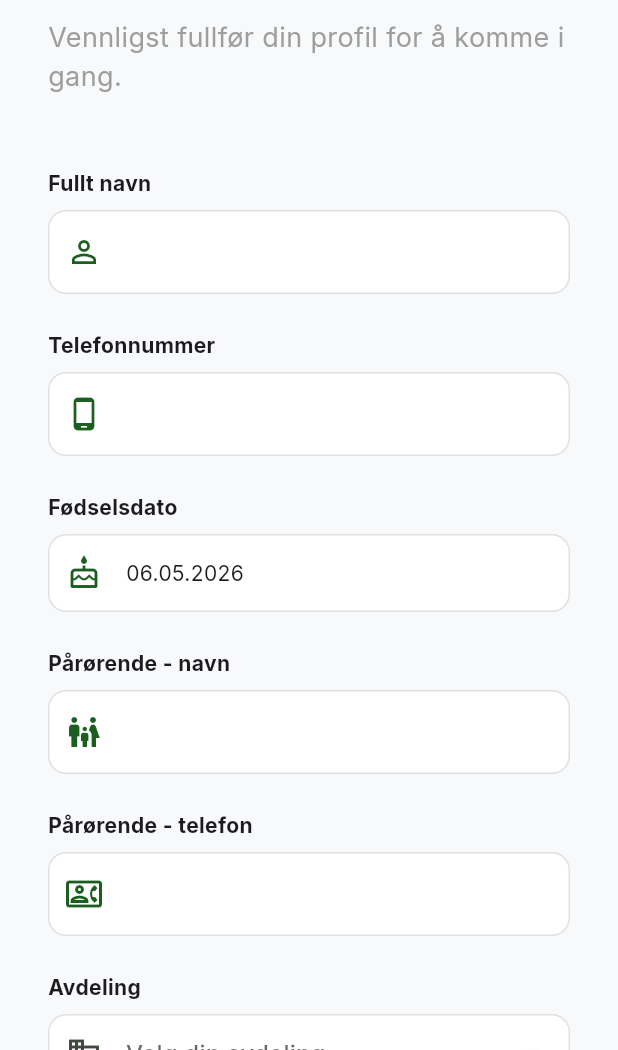
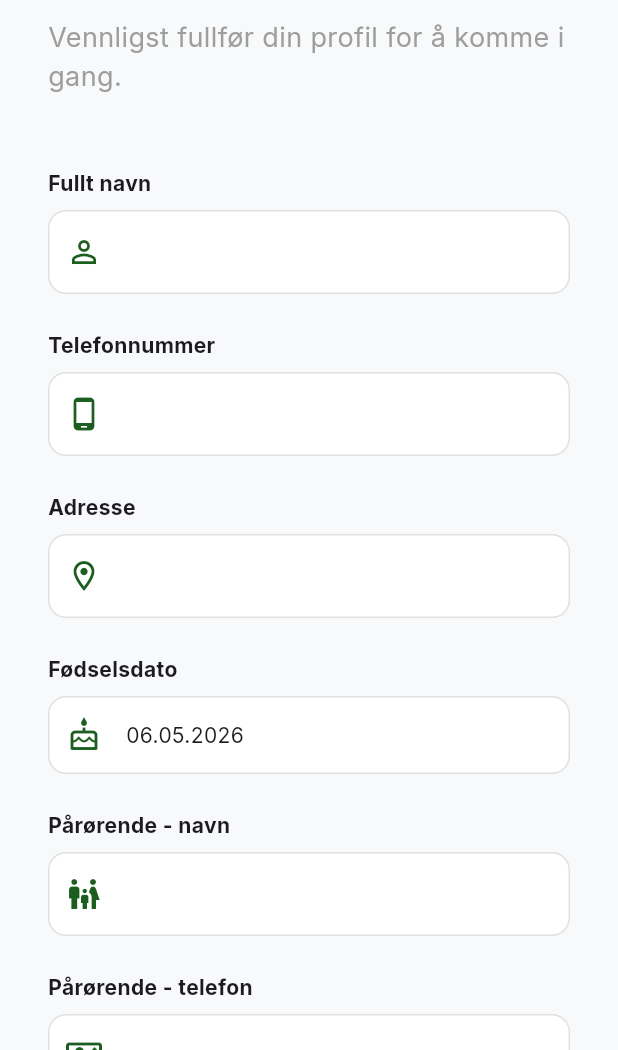
Before and after one commit to Hazher89/DRIIIII, a Flutter app: the OnboardingScreen screen opened directly with empty values, on a phone screen of 412 x 824 dp, the part 186-1236 px from its top. Run offline on Flutter 3.47's test engine with Material 3 defaults, Android fonts, the phone set to English and light mode, and no system bars; our stand-ins replace cross_file, file_picker, google_fonts, image_picker, open_filex, supabase_flutter; missing offline and left inert: desktop_drop; accounts and stored records are empty.

Commit message:
fix(onboarding): show departments for new users and add address field
- ensure profile gets company_id before department lookup
- reload button and empty-state hint for departments
- restore address field in first-time registration form

Co-authored-by: Cursor <cursoragent@cursor.com>

```diff
--- a/lib/screens/auth/onboarding_screen.dart
+++ b/lib/screens/auth/onboarding_screen.dart
@@ -16,11 +16,13 @@ class _OnboardingScreenState extends State<OnboardingScreen> {
   final _formKey = GlobalKey<FormState>();
   final _nameController = TextEditingController();
   final _phoneController = TextEditingController();
+  final _addressController = TextEditingController();
   final _emergencyNameController = TextEditingController();
   final _emergencyPhoneController = TextEditingController();
   DateTime? _birthDate;
 
   String? _selectedDepartmentId;
+  String? _resolvedCompanyId;
   List<Department> _departments = [];
   bool _isLoading = true;
   bool _isSaving = false;
@@ -30,25 +32,39 @@ class _OnboardingScreenState extends State<OnboardingScreen> {
     super.initState();
     _nameController.text = widget.profile.fullName;
     _phoneController.text = widget.profile.phone ?? '';
+    _addressController.text = widget.profile.address ?? '';
     _emergencyNameController.text = widget.profile.emergencyContactName ?? '';
     _emergencyPhoneController.text = widget.profile.emergencyContactPhone ?? '';
     _birthDate = widget.profile.birthDate;
     _loadDepartments();
   }
 
+  @override
+  void dispose() {
+    _nameController.dispose();
+    _phoneController.dispose();
+    _addressController.dispose();
+    _emergencyNameController.dispose();
+    _emergencyPhoneController.dispose();
+    super.dispose();
+  }
+
   Future<void> _loadDepartments() async {
     try {
-      // For onboarding, we might not have a companyId yet if it's a totally new user.
-      // But usually they belong to a company already or we assign one.
+      // Sikre company-kontekst for nye OAuth-brukere før vi henter avdelinger.
       String? companyId = widget.profile.companyId;
 
       if (companyId == null) {
-        // Find first company to assign (demo logic)
         final companies = await SupabaseService.client.from('companies').select('id').limit(1);
         if (companies.isNotEmpty) {
           companyId = companies[0]['id'] as String;
+          await SupabaseService.client
+              .from('profiles')
+              .update({'company_id': companyId})
+              .eq('id', widget.profile.id);
         }
       }
+      _resolvedCompanyId = companyId;
 
       if (companyId != null) {
         final depts = await SupabaseService.fetchDepartments(companyId: companyId);
@@ -77,7 +93,7 @@ class _OnboardingScreenState extends State<OnboardingScreen> {
     setState(() => _isSaving = true);
 
     try {
-      String? companyId = widget.profile.companyId;
+      String? companyId = _resolvedCompanyId ?? widget.profile.companyId;
       if (companyId == null && _departments.isNotEmpty) {
         companyId = _departments.first.companyId;
       }
@@ -85,6 +101,7 @@ class _OnboardingScreenState extends State<OnboardingScreen> {
       await SupabaseService.client.from('profiles').update({
         'full_name': _nameController.text,
         'phone': _phoneController.text,
+        'address': _addressController.text,
         'birth_date': _birthDate?.toIso8601String().split('T').first,
         'emergency_contact_name': _emergencyNameController.text,
         'emergency_contact_phone': _emergencyPhoneController.text,
@@ -140,6 +157,7 @@ class _OnboardingScreenState extends State<OnboardingScreen> {
 
                         _buildField('Fullt navn', _nameController, Icons.person_outline),
                         _buildField('Telefonnummer', _phoneController, Icons.phone_android_outlined, keyboardType: TextInputType.phone),
+                        _buildField('Adresse', _addressController, Icons.location_on_outlined),
                         _buildBirthDateField(),
                         _buildField('Pårørende - navn', _emergencyNameController, Icons.family_restroom_outlined),
                         _buildField('Pårørende - telefon', _emergencyPhoneController, Icons.contact_phone_outlined, keyboardType: TextInputType.phone),
@@ -161,6 +179,22 @@ class _OnboardingScreenState extends State<OnboardingScreen> {
                           )).toList(),
                           onChanged: (val) => setState(() => _selectedDepartmentId = val),
                           validator: (val) => val == null ? 'Vennligst velg en avdeling' : null,
+                        ),
+                        if (_departments.isEmpty)
+                          Padding(
+                            padding: const EdgeInsets.only(top: 8),
+                            child: Text(
+                              'Fant ingen avdelinger ennå. Trykk "Oppdater" eller kontakt admin.',
+                              style: TextStyle(color: Colors.orange[700], fontSize: 12),
+                            ),
+                          ),
+                        Align(
+                          alignment: Alignment.centerRight,
+                          child: TextButton.icon(
+                            onPressed: _loadDepartments,
+                            icon: const Icon(Icons.refresh, size: 16),
+                            label: const Text('Oppdater avdelinger'),
+                          ),
                         ),
 
                         const SizedBox(height: 48),
```
